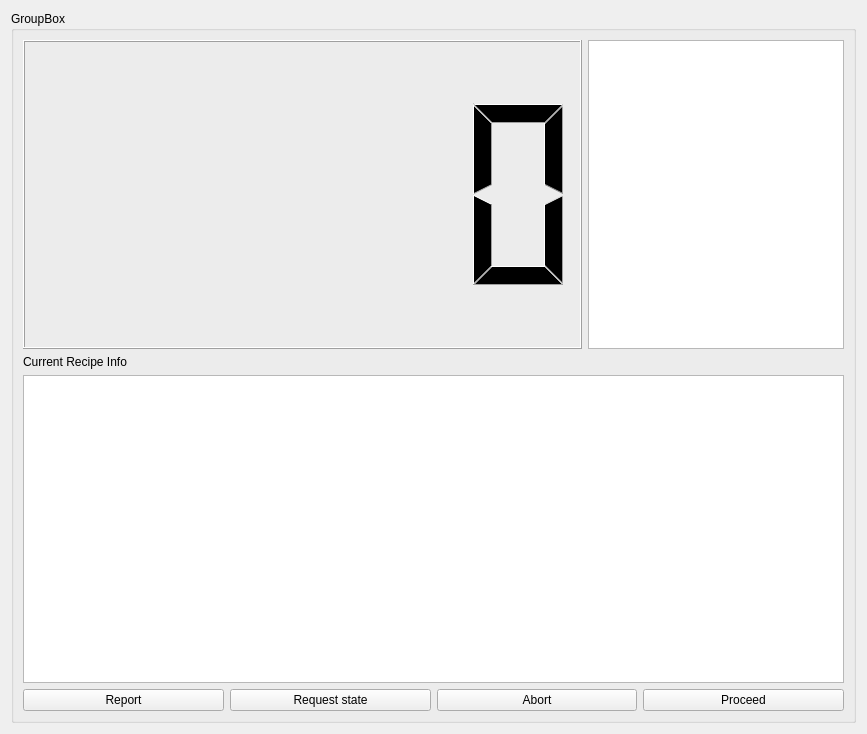
First picture: the form in src/ui/widgets/binrecipestatus/groupboxbinrecipestatus.ui, repository Ghettovich/bsf-lib, before the edit.
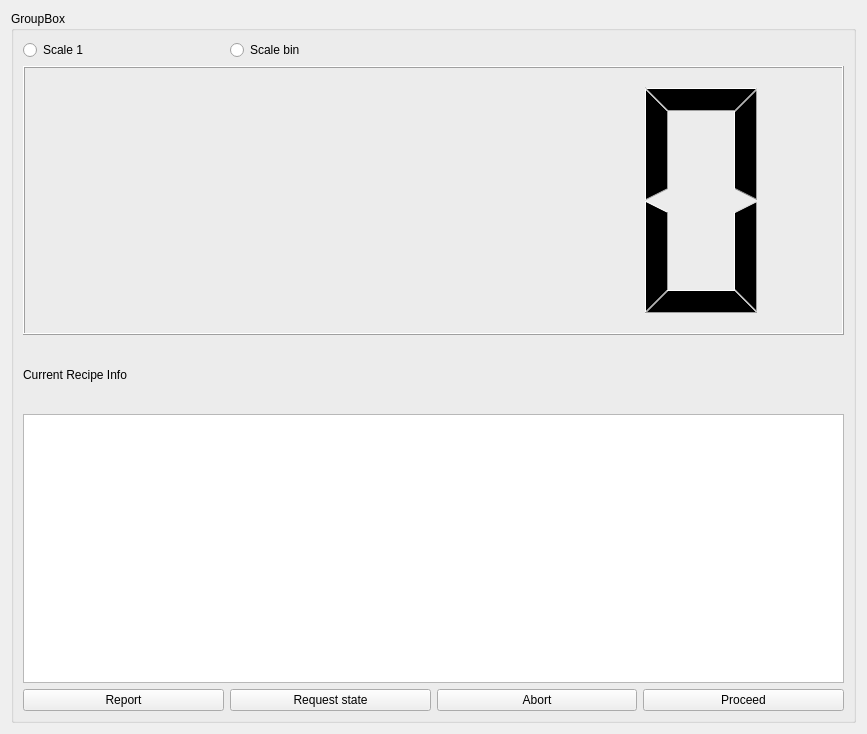
Second picture: the form after the edit.

```diff
--- a/src/ui/widgets/binrecipestatus/groupboxbinrecipestatus.ui
+++ b/src/ui/widgets/binrecipestatus/groupboxbinrecipestatus.ui
@@ -19,28 +19,8 @@
      <property name="title">
       <string>GroupBox</string>
      </property>
-     <layout class="QGridLayout" name="gridLayout_2" columnstretch="6,0,0,0,0,0,0">
-      <item row="0" column="0" colspan="3">
-       <widget class="QLCDNumber" name="lcdNumberBinRecipeWeight"/>
-      </item>
-      <item row="1" column="0" colspan="7">
-       <widget class="QLabel" name="label">
-        <property name="text">
-         <string>Current Recipe Info</string>
-        </property>
-       </widget>
-      </item>
-      <item row="2" column="0" colspan="7">
-       <widget class="QTableWidget" name="tableWidget">
-        <property name="editTriggers">
-         <set>QAbstractItemView::NoEditTriggers</set>
-        </property>
-       </widget>
-      </item>
-      <item row="0" column="3" colspan="4">
-       <widget class="QTreeView" name="treeViewRecipeLogs"/>
-      </item>
-      <item row="5" column="0" colspan="7">
+     <layout class="QGridLayout" name="gridLayout_2" rowstretch="2,4,1,4,0,0,0" columnstretch="0,0,0,0">
+      <item row="6" column="0" colspan="4">
        <layout class="QHBoxLayout" name="horizontalLayout">
         <item>
          <widget class="QPushButton" name="pushButtonReport">
@@ -84,6 +64,37 @@
         </item>
        </layout>
       </item>
+      <item row="2" column="0" colspan="4">
+       <widget class="QLabel" name="label">
+        <property name="text">
+         <string>Current Recipe Info</string>
+        </property>
+       </widget>
+      </item>
+      <item row="0" column="0">
+       <widget class="QRadioButton" name="radioButtonScale1">
+        <property name="text">
+         <string>Scale 1</string>
+        </property>
+       </widget>
+      </item>
+      <item row="3" column="0" colspan="4">
+       <widget class="QTableWidget" name="tableWidget">
+        <property name="editTriggers">
+         <set>QAbstractItemView::NoEditTriggers</set>
+        </property>
+       </widget>
+      </item>
+      <item row="1" column="0" colspan="4">
+       <widget class="QLCDNumber" name="lcdNumberBinRecipeWeight"/>
+      </item>
+      <item row="0" column="1">
+       <widget class="QRadioButton" name="radioButtonScaleBin">
+        <property name="text">
+         <string>Scale bin</string>
+        </property>
+       </widget>
+      </item>
      </layout>
     </widget>
    </item>
```
